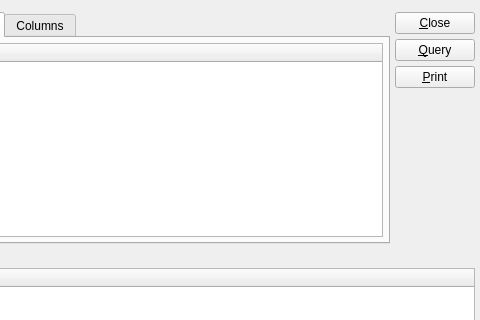
Before: the Qt Designer form xtuple/trunk/guiclient/dspFinancialReport.ui in WooodHead/xtuple, drawn with Qt 5; both pictures show x 320 to 800 and y 0 to 320 of the 800 by 600 pixel window.
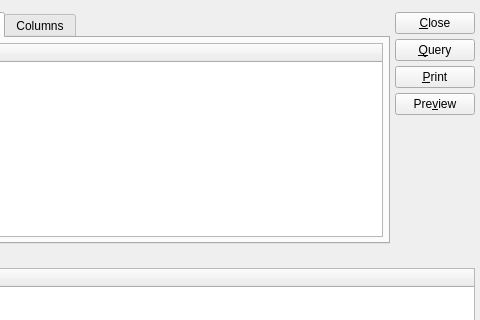
After: the same form once the commit is applied. Custom widgets are drawn as their Qt base class.

Commit message: issue #11869:  Add preview button to financial report display.

The edit to the form file:
```diff
--- a/xtuple/trunk/guiclient/dspFinancialReport.ui
+++ b/xtuple/trunk/guiclient/dspFinancialReport.ui
@@ -275,6 +275,13 @@
          </property>
         </widget>
        </item>
+       <item>
+        <widget class="QPushButton" name="_preview">
+         <property name="text">
+          <string>Pre&amp;view</string>
+         </property>
+        </widget>
+       </item>
       </layout>
      </item>
      <item>
```
Left out of the diff: 1 changed line with no effect on the pictures. The commit also changes 2 other files.
